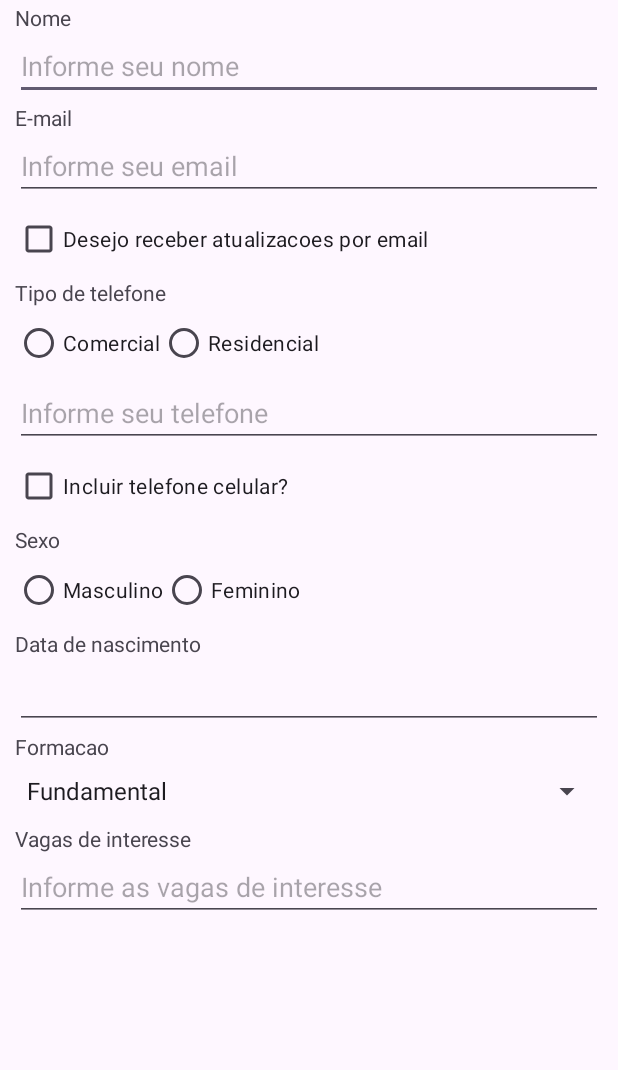
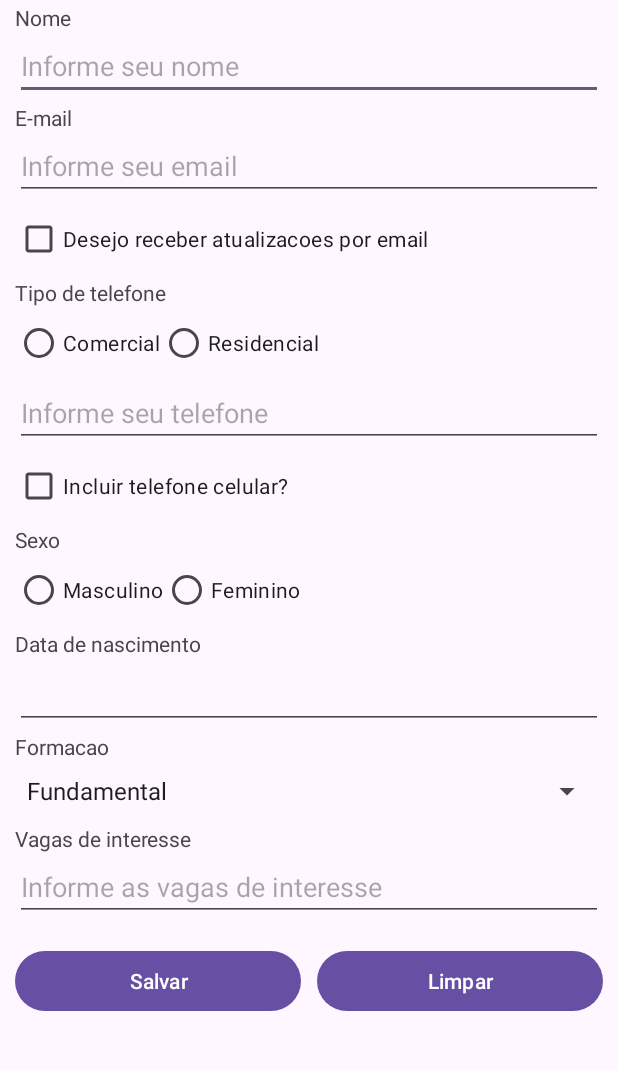
Before and after one commit to m-brito/HaVagas, an Android app: the layout activity_main.xml on its own in the app's theme, with its tools: preview values and no code run, on a phone screen of 412 x 824 dp, the part 90-1160 px from its top. Run offline under Robolectric (Android 15) with nearby library versions, the phone set to English and light mode, and no system bars.

Commit message:
feat: add group buttons

```diff
--- a/app/src/main/res/layout/activity_main.xml
+++ b/app/src/main/res/layout/activity_main.xml
@@ -36,6 +36,7 @@
             app:layout_constraintEnd_toEndOf="parent"
             app:layout_constraintStart_toStartOf="parent"
             app:layout_constraintTop_toBottomOf="@+id/textView" />
+
         <EditText
             android:id="@+id/nomeEt"
             android:layout_width="0dp"
@@ -60,6 +61,7 @@
             app:layout_constraintEnd_toEndOf="parent"
             app:layout_constraintStart_toStartOf="parent"
             app:layout_constraintTop_toBottomOf="@+id/nomeEt" />
+
         <EditText
             android:id="@+id/emailEt"
             android:layout_width="0dp"
@@ -119,6 +121,7 @@
                 android:text="@string/residencial" />
 
         </RadioGroup>
+
         <EditText
             android:id="@+id/telefoneEt"
             android:layout_width="0dp"
@@ -358,19 +361,45 @@
             android:id="@+id/vagasInteresseTv"
             android:layout_width="match_parent"
             android:layout_height="wrap_content"
-            android:text="@string/vagas_de_interesse"
             android:layout_marginHorizontal="10dp"
             android:layout_marginTop="2dp"
+            android:text="@string/vagas_de_interesse"
             app:layout_constraintTop_toBottomOf="@+id/mestradoDoutoradoLt" />
 
         <EditText
             android:id="@+id/vagasInteresseEt"
             android:layout_width="match_parent"
             android:layout_height="wrap_content"
+            android:layout_marginHorizontal="10dp"
+            android:hint="@string/informe_as_vagas_de_interesse"
             android:inputType="text"
-            android:hint="@string/informe_as_vagas_de_interesse"
-            android:layout_marginHorizontal="10dp"
             app:layout_constraintTop_toBottomOf="@+id/vagasInteresseTv" />
+
+        <Button
+            android:id="@+id/btnSalvar"
+            android:layout_width="0dp"
+            android:layout_height="wrap_content"
+            android:layout_marginStart="10dp"
+            android:layout_marginEnd="5dp"
+            android:text="@string/salvar"
+            app:layout_constraintBottom_toBottomOf="@+id/btnLimpar"
+            app:layout_constraintEnd_toStartOf="@+id/btnLimpar"
+            app:layout_constraintHorizontal_bias="0.5"
+            app:layout_constraintStart_toStartOf="parent"
+            app:layout_constraintTop_toTopOf="@+id/btnLimpar" />
+
+        <Button
+            android:id="@+id/btnLimpar"
+            android:layout_width="0dp"
+            android:layout_height="wrap_content"
+            android:layout_marginStart="5dp"
+            android:layout_marginTop="16dp"
+            android:layout_marginEnd="10dp"
+            android:text="@string/limpar"
+            app:layout_constraintEnd_toEndOf="parent"
+            app:layout_constraintHorizontal_bias="0.5"
+            app:layout_constraintStart_toEndOf="@+id/btnSalvar"
+            app:layout_constraintTop_toBottomOf="@+id/vagasInteresseEt" />
 
     </androidx.constraintlayout.widget.ConstraintLayout>
 
--- a/app/src/main/res/values/strings.xml
+++ b/app/src/main/res/values/strings.xml
@@ -33,6 +33,8 @@
     <string name="vagas_de_interesse">Vagas de interesse</string>
     <string name="informe_o_titulo_de_monografia">Informe o titulo de monografia</string>
     <string name="informe_o_orientador">Informe o orientador</string>
+    <string name="salvar">Salvar</string>
+    <string name="limpar">Limpar</string>
     <string-array name="formacoes">
         <item>Fundamental</item>
         <item>Medio</item>
```
